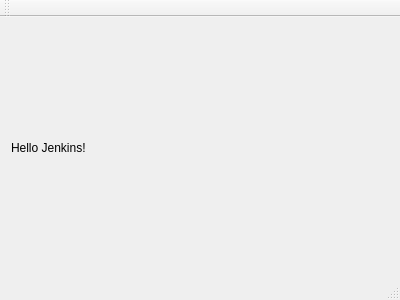
Before: the Qt Designer form mainwindow.ui in ivan-shad/test_job, drawn with Qt 5.
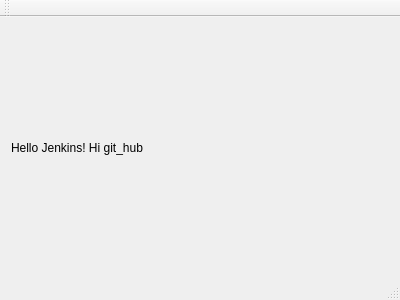
After: the same form once the commit is applied.

Commit message: test jenkins auto update

Diff of the .ui file:
```diff
--- a/mainwindow.ui
+++ b/mainwindow.ui
@@ -18,7 +18,7 @@
     <item>
      <widget class="QLabel" name="label">
       <property name="text">
-       <string>Hello Jenkins!</string>
+       <string>Hello Jenkins! Hi git_hub</string>
       </property>
      </widget>
     </item>
```
